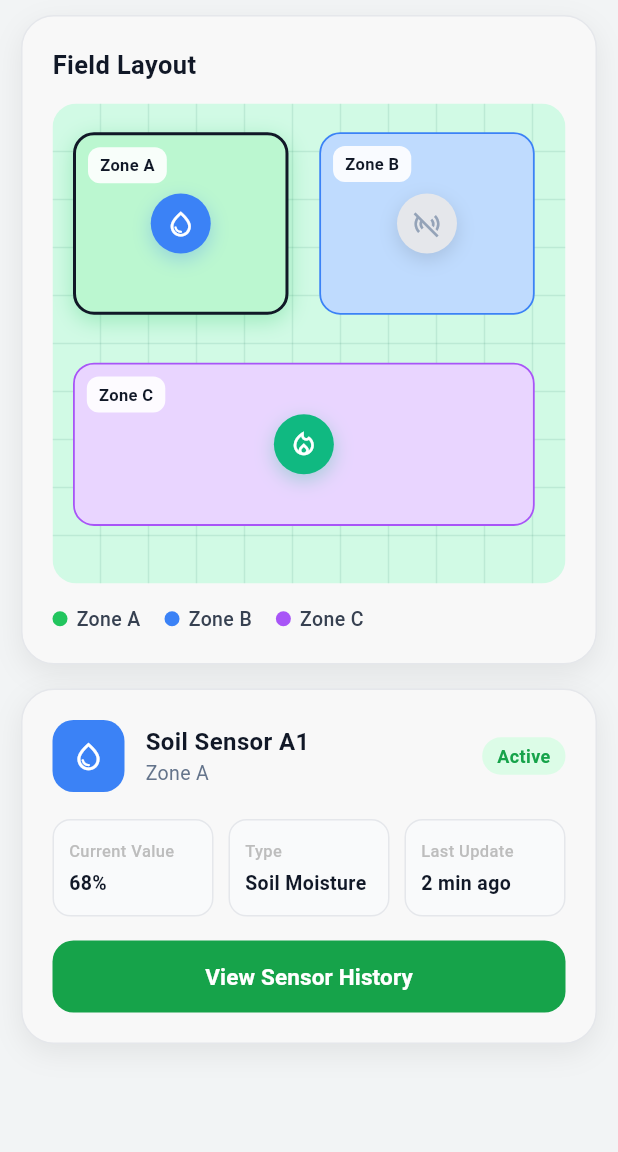
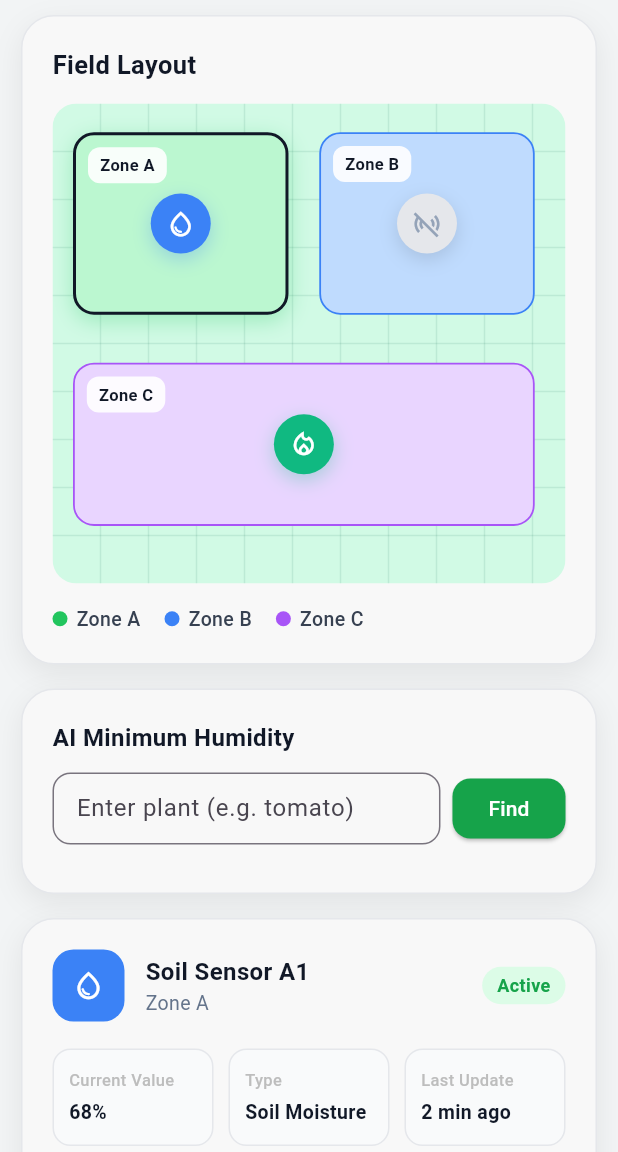
Before and after one commit to ValentinYotov/bare-minimum, a Flutter app: the MapViewPage screen opened by its route, on a phone screen of 412 x 824 dp, the part 84-1236 px from its top. Run offline on Flutter 3.47's test engine with Material 3 defaults, Android fonts, the light colour scheme and no system bars; our stand-ins replace cloud_firestore, firebase_auth, firebase_core, firebase_database; accounts and stored records are empty.

Commit message:
add minimum humidity functionality

```diff
--- a/ai_services/minimum_humidity/minimum_humidity_result.txt
+++ b/ai_services/minimum_humidity/minimum_humidity_result.txt
@@ -1,2 +1,2 @@
-Plant: rice
-Minimum humidity: 80.12%
+Plant: banana
+Minimum humidity: 76.5%
--- a/ssws/lib/pages/map_view_page.dart
+++ b/ssws/lib/pages/map_view_page.dart
@@ -1,9 +1,13 @@
 import 'dart:async';
+import 'dart:convert';
 import 'package:flutter/material.dart';
 import 'package:cloud_firestore/cloud_firestore.dart';
 import 'package:firebase_auth/firebase_auth.dart';
+import 'package:http/http.dart' as http;
 import '../widgets/app_drawer.dart';
 import '../widgets/info_card.dart';
+
+const String _kHumidityApiUrl = 'http://localhost:8003/minimum-humidity';
 
 // ── Icon registry (constant instances for tree shaking) ──────────────────────
 
@@ -153,6 +157,10 @@ class MapViewPage extends StatefulWidget {
 
 class _MapViewPageState extends State<MapViewPage> {
   // Static cache — tagged with UID so it invalidates on user switch
+  final TextEditingController _plantController = TextEditingController();
+
+  String? _humidityResult;
+  bool _isLoadingHumidity = false;
   static String? _savedUid;
   static List<FieldZone>? _savedZones;
   static int _savedSelectedIndex = 0;
@@ -208,6 +216,52 @@ class _MapViewPageState extends State<MapViewPage> {
     _savedNextId = _nextId;
     super.dispose();
   }
+
+  Future<void> _fetchMinimumHumidity() async {
+    final plant = _plantController.text.trim();
+
+    if (plant.isEmpty) return;
+
+    setState(() {
+      _isLoadingHumidity = true;
+      _humidityResult = null;
+    });
+
+    try {
+      final response = await http.post(
+        Uri.parse(_kHumidityApiUrl),
+        headers: {'Content-Type': 'application/json'},
+        body: jsonEncode({'plant': plant}),
+      );
+
+      final data = jsonDecode(response.body);
+
+      if (response.statusCode == 200) {
+        if (data['error'] != null) {
+          setState(() {
+            _humidityResult = data['error'];
+          });
+        } else {
+          setState(() {
+            _humidityResult =
+                "Minimum humidity: ${data['minimum_humidity']}%";
+          });
+        }
+      } else {
+        setState(() {
+          _humidityResult = "Error: ${data.toString()}";
+        });
+      }
+    } catch (e) {
+      setState(() {
+        _humidityResult = "Connection error: $e";
+      });
+    } finally {
+      setState(() {
+        _isLoadingHumidity = false;
+      });
+    }
+}
 
   // ── Firestore I/O ─────────────────────────────────────────────────────────
 
@@ -706,6 +760,83 @@ class _MapViewPageState extends State<MapViewPage> {
                 ],
               ),
             ),
+
+            const SizedBox(height: 16),
+
+InfoCard(
+  child: Column(
+    crossAxisAlignment: CrossAxisAlignment.start,
+    children: [
+      const Text(
+        "AI Minimum Humidity",
+        style: TextStyle(
+          fontSize: 16,
+          fontWeight: FontWeight.w700,
+          color: Color(0xFF111827),
+        ),
+      ),
+      const SizedBox(height: 12),
+
+      Row(
+        children: [
+          Expanded(
+            child: TextField(
+              controller: _plantController,
+              decoration: InputDecoration(
+                hintText: "Enter plant (e.g. tomato)",
+                border: OutlineInputBorder(
+                  borderRadius: BorderRadius.circular(12),
+                ),
+                contentPadding:
+                    const EdgeInsets.symmetric(horizontal: 12),
+              ),
+            ),
+          ),
+          const SizedBox(width: 8),
+          ElevatedButton(
+            onPressed: _isLoadingHumidity ? null : _fetchMinimumHumidity,
+            style: ElevatedButton.styleFrom(
+              backgroundColor: const Color(0xFF16A34A),
+              foregroundColor: Colors.white,
+              shape: RoundedRectangleBorder(
+                borderRadius: BorderRadius.circular(12),
+              ),
+            ),
+            child: _isLoadingHumidity
+                ? const SizedBox(
+                    width: 16,
+                    height: 16,
+                    child: CircularProgressIndicator(
+                      strokeWidth: 2,
+                      color: Colors.white,
+                    ),
+                  )
+                : const Text("Find"),
+          ),
+        ],
+      ),
+
+      const SizedBox(height: 12),
+
+      if (_humidityResult != null)
+        Container(
+          width: double.infinity,
+          padding: const EdgeInsets.all(12),
+          decoration: BoxDecoration(
+            color: const Color(0xFFF3F4F6),
+            borderRadius: BorderRadius.circular(12),
+          ),
+          child: Text(
+            _humidityResult!,
+            style: const TextStyle(
+              fontSize: 14,
+              fontWeight: FontWeight.w600,
+            ),
+          ),
+        ),
+    ],
+  ),
+),
 
             const SizedBox(height: 16),
 
```
Also changed, not shown: ai_services/recommendations/how_to_run.txt (+5 -4 lines), ssws/lib/pages/recommendations_page.dart (+27 -18 lines), 3 other files.
